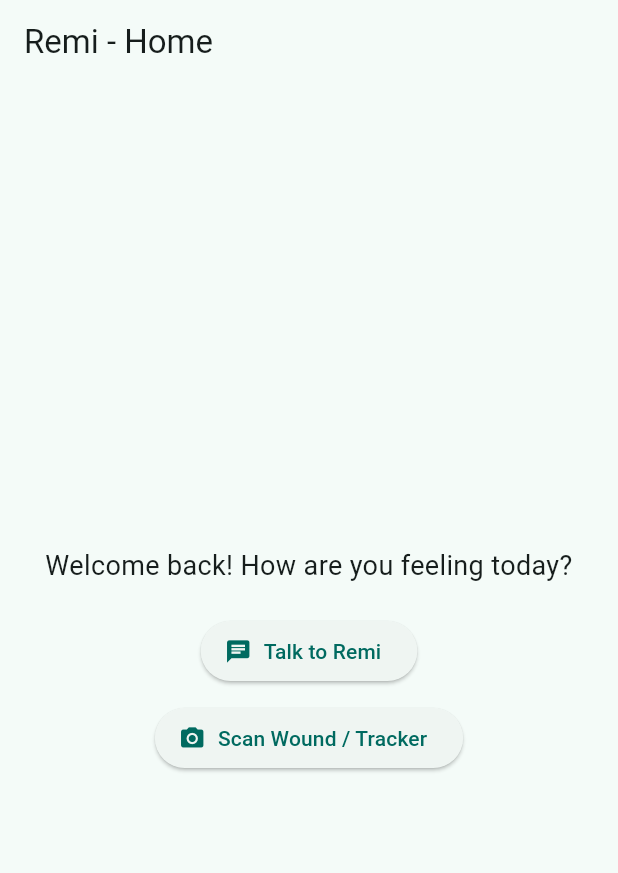
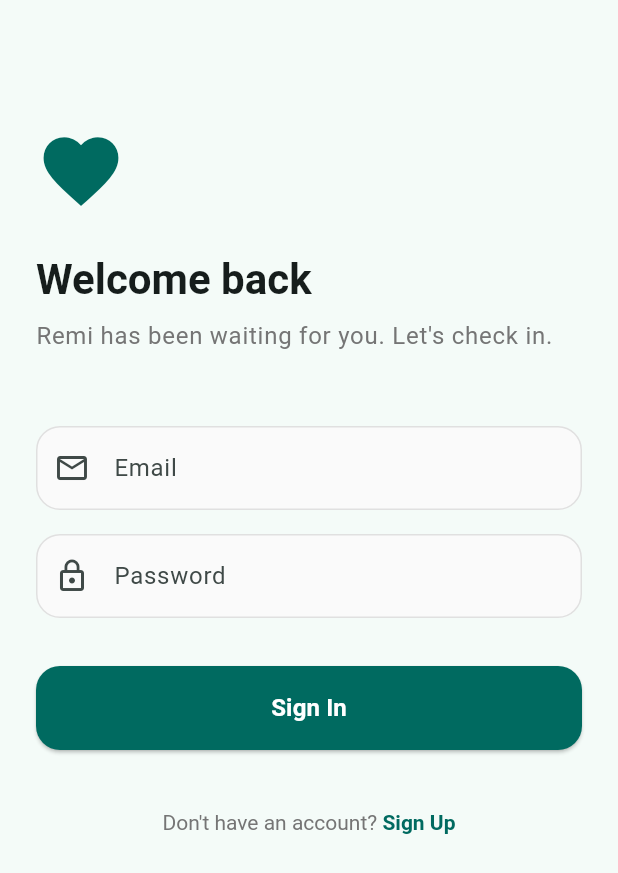
Before and after one commit to cabandonjordan/Remi, a Flutter app: the screen it shows after launch, on a phone screen of 412 x 824 dp. Shown: the top 873 px of the screen. Run offline on Flutter 3.47's test engine with Material 3 defaults, Android fonts, the phone set to English and light mode, and no system bars.

Commit message:
feat: Add empathic auth screens and link routing to dashboard

```diff
--- a/app/lib/main.dart
+++ b/app/lib/main.dart
@@ -2,6 +2,8 @@ import 'package:flutter/material.dart';
 import 'screens/dashboard_screen.dart';
 import 'screens/chat_screen.dart';
 import 'screens/camera_screen.dart';
+import 'screens/login_screen.dart';
+import 'screens/signup_screen.dart';
 
 void main() {
   runApp(const MyApp());
@@ -18,9 +20,11 @@ class MyApp extends StatelessWidget {
         colorScheme: ColorScheme.fromSeed(seedColor: Colors.teal),
         useMaterial3: true,
       ),
-      initialRoute: '/',
+      initialRoute: '/login',
       routes: {
-        '/': (context) => const DashboardScreen(),
+        '/login': (context) => const LoginScreen(),
+        '/signup': (context) => const SignupScreen(),
+        '/dashboard': (context) => const DashboardScreen(),
         '/chat': (context) => const ChatScreen(),
         '/camera': (context) => const CameraScreen(),
       },
--- /dev/null
+++ b/app/lib/screens/login_screen.dart
@@ -0,0 +1,101 @@
+import 'package:flutter/material.dart';
+
+class LoginScreen extends StatelessWidget {
+  const LoginScreen({Key? key}) : super(key: key);
+
+  @override
+  Widget build(BuildContext context) {
+    final theme = Theme.of(context);
+    return Scaffold(
+      backgroundColor: theme.colorScheme.surface,
+      body: SafeArea(
+        child: SingleChildScrollView(
+          padding: const EdgeInsets.all(24.0),
+          child: Column(
+            crossAxisAlignment: CrossAxisAlignment.start,
+            children: [
+              const SizedBox(height: 60),
+              Icon(Icons.favorite, size: 60, color: theme.colorScheme.primary),
+              const SizedBox(height: 24),
+              Text(
+                'Welcome back',
+                style: theme.textTheme.headlineMedium?.copyWith(
+                  fontWeight: FontWeight.bold,
+                  color: theme.colorScheme.onSurface,
+                ),
+              ),
+              const SizedBox(height: 8),
+              Text(
+                'Remi has been waiting for you. Let\'s check in.',
+                style: theme.textTheme.bodyLarge?.copyWith(
+                  color: Colors.grey.shade600,
+                ),
+              ),
+              const SizedBox(height: 48),
+              _buildTextField(label: 'Email', icon: Icons.email_outlined),
+              const SizedBox(height: 16),
+              _buildTextField(label: 'Password', icon: Icons.lock_outline, isPassword: true),
+              const SizedBox(height: 32),
+              SizedBox(
+                width: double.infinity,
+                height: 56,
+                child: ElevatedButton(
+                  onPressed: () => Navigator.pushReplacementNamed(context, '/dashboard'),
+                  style: ElevatedButton.styleFrom(
+                    backgroundColor: theme.colorScheme.primary,
+                    foregroundColor: theme.colorScheme.onPrimary,
+                    shape: RoundedRectangleBorder(
+                      borderRadius: BorderRadius.circular(16),
+                    ),
+                  ),
+                  child: const Text('Sign In', style: TextStyle(fontSize: 16, fontWeight: FontWeight.bold)),
+                ),
+              ),
+              const SizedBox(height: 24),
+              Center(
+                child: TextButton(
+                  onPressed: () => Navigator.pushReplacementNamed(context, '/signup'),
+                  child: RichText(
+                    text: TextSpan(
+                      text: "Don't have an account? ",
+                      style: TextStyle(color: Colors.grey.shade600),
+                      children: [
+                        TextSpan(
+                          text: 'Sign Up',
+                          style: TextStyle(
+                            color: theme.colorScheme.primary,
+                            fontWeight: FontWeight.bold,
+                          ),
+                        ),
+                      ],
+                    ),
+                  ),
+                ),
+              ),
+            ],
+          ),
+        ),
+      ),
+    );
+  }
+
+  Widget _buildTextField({required String label, required IconData icon, bool isPassword = false}) {
+    return TextField(
+      obscureText: isPassword,
+      decoration: InputDecoration(
+        labelText: label,
+        prefixIcon: Icon(icon),
+        border: OutlineInputBorder(
+          borderRadius: BorderRadius.circular(16),
+          borderSide: BorderSide(color: Colors.grey.shade300),
+        ),
+        enabledBorder: OutlineInputBorder(
+          borderRadius: BorderRadius.circular(16),
+          borderSide: BorderSide(color: Colors.grey.shade300),
+        ),
+        filled: true,
+        fillColor: Colors.grey.shade50,
+      ),
+    );
+  }
+}
```
Also changed, not shown: app/lib/screens/dashboard_screen.dart (+177 -22 lines), app/lib/screens/signup_screen.dart (added, +103 -0 lines).
